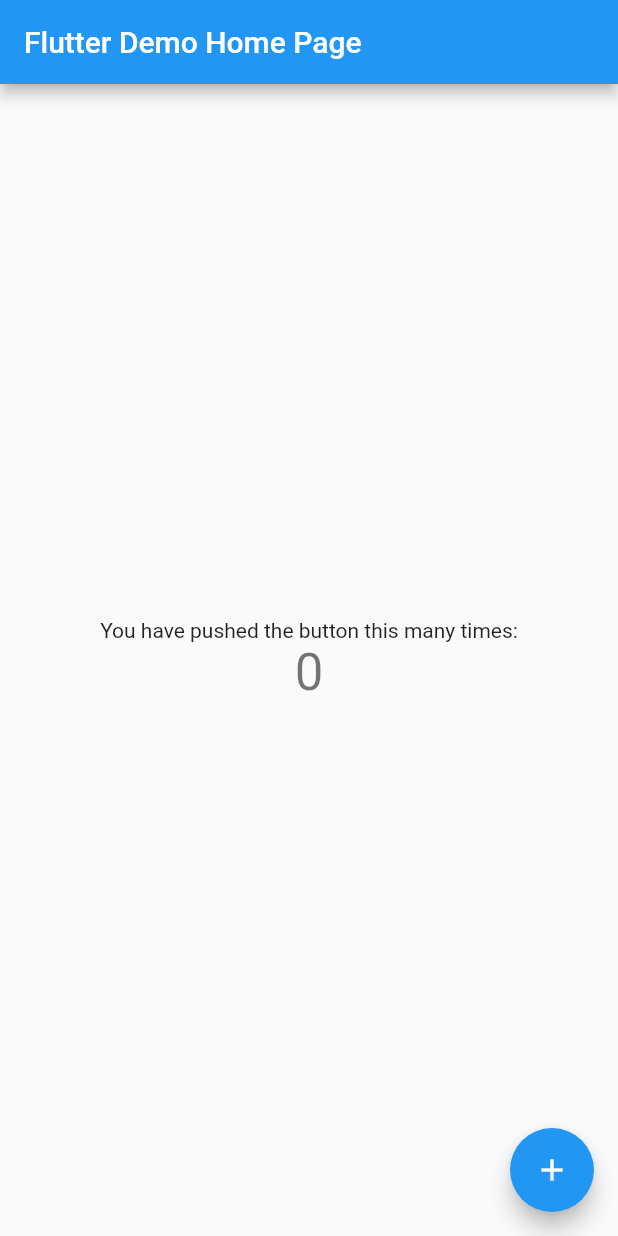
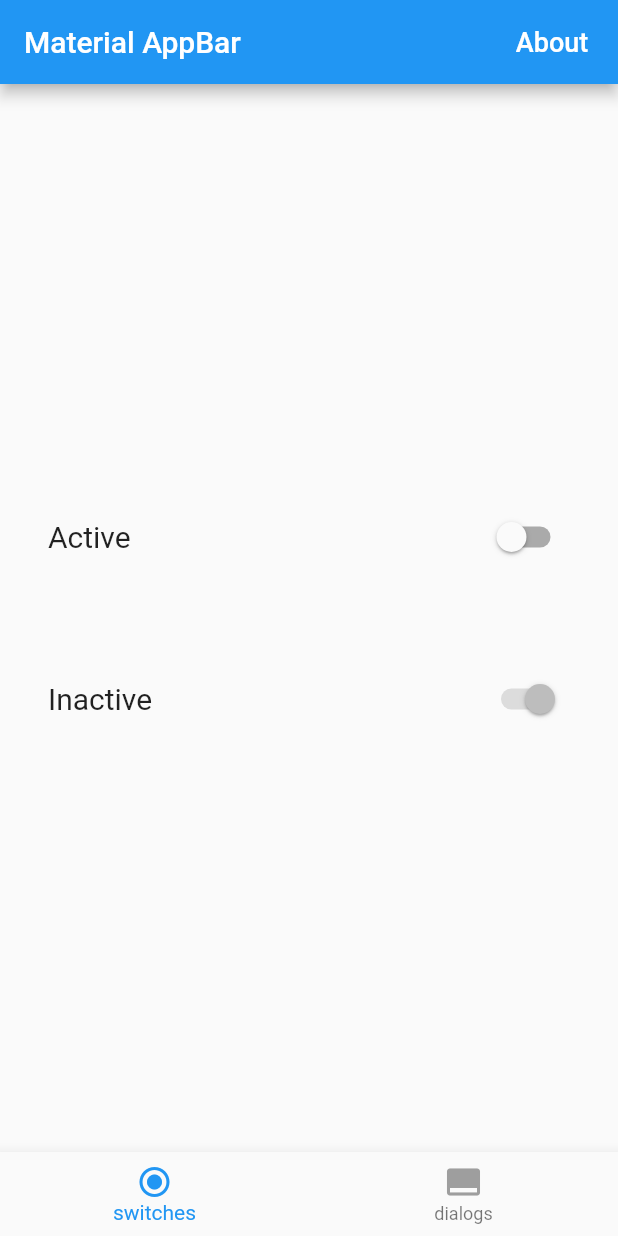
Before and after one commit to bizz84/platform_aware_widgets_flutter, a Flutter app: the screen it shows after launch, on a phone screen of 412 x 824 dp. Run offline on Flutter 3.47's test engine with Material 2 defaults, Android fonts, the phone set to English and light mode, and no system bars.

Commit message:
Add code

```diff
--- /dev/null
+++ b/lib/app/bottom_navigation.dart
@@ -0,0 +1,93 @@
+import 'package:flutter/material.dart';
+import 'package:platform_aware_widgets_flutter/app/dialogs_page.dart';
+import 'package:platform_aware_widgets_flutter/app/switches_page.dart';
+
+enum TabItem {
+  switches,
+  dialogs,
+}
+
+String tabItemName(TabItem tabItem) {
+  switch (tabItem) {
+    case TabItem.switches:
+      return "switches";
+    case TabItem.dialogs:
+      return "dialogs";
+  }
+  return null;
+}
+
+class BottomNavigation extends StatefulWidget {
+  @override
+  State<StatefulWidget> createState() => BottomNavigationState();
+}
+
+class BottomNavigationState extends State<BottomNavigation> {
+  TabItem currentItem = TabItem.switches;
+
+  _onSelectTab(int index) {
+    switch (index) {
+      case 0:
+        _updateCurrentItem(TabItem.switches);
+        break;
+      case 1:
+        _updateCurrentItem(TabItem.dialogs);
+        break;
+    }
+  }
+
+  _updateCurrentItem(TabItem item) {
+    setState(() {
+      currentItem = item;
+    });
+  }
+
+  @override
+  Widget build(BuildContext context) {
+    return Scaffold(
+      body: _buildBody(),
+      bottomNavigationBar: _buildBottomNavigationBar(),
+    );
+  }
+
+  Widget _buildBody() {
+    switch (currentItem) {
+      case TabItem.switches:
+        return SwitchesPage();
+      case TabItem.dialogs:
+        return DialogsPage();
+    }
+    return Container();
+  }
+
+  Widget _buildBottomNavigationBar() {
+    return BottomNavigationBar(
+      type: BottomNavigationBarType.fixed,
+      items: [
+        _buildItem(icon: Icons.radio_button_checked, tabItem: TabItem.switches),
+        _buildItem(icon: Icons.call_to_action, tabItem: TabItem.dialogs),
+      ],
+      onTap: _onSelectTab,
+    );
+  }
+
+  BottomNavigationBarItem _buildItem({IconData icon, TabItem tabItem}) {
+    String text = tabItemName(tabItem);
+    return BottomNavigationBarItem(
+      icon: Icon(
+        icon,
+        color: _colorTabMatching(item: tabItem),
+      ),
+      title: Text(
+        text,
+        style: TextStyle(
+          color: _colorTabMatching(item: tabItem),
+        ),
+      ),
+    );
+  }
+
+  Color _colorTabMatching({TabItem item}) {
+    return currentItem == item ? Theme.of(context).primaryColor : Colors.grey;
+  }
+}
--- /dev/null
+++ b/lib/app/switches_page.dart
@@ -0,0 +1,90 @@
+import 'dart:io';
+
+import 'package:flutter/material.dart';
+import 'package:platform_aware_widgets_flutter/common_widgets/platform_alert_dialog.dart';
+import 'package:platform_aware_widgets_flutter/common_widgets/platform_switch.dart';
+
+class SwitchesPage extends StatefulWidget {
+  @override
+  _SwitchesPageState createState() => _SwitchesPageState();
+}
+
+class _SwitchesPageState extends State<SwitchesPage> {
+  bool _switchValue = false;
+
+  void _showHelpDialog(BuildContext context) async {
+    PlatformAlertDialog(
+      title: 'Platform aware widgets',
+      content: 'Operating System: ' + Platform.operatingSystem,
+      confirmText: 'Dismiss',
+    ).show(context);
+  }
+
+  void _platformSwitchChanged(BuildContext context, bool value) {
+    setState(() {
+      _switchValue = value;
+    });
+  }
+
+  @override
+  Widget build(BuildContext context) {
+    return Scaffold(
+      appBar: AppBar(
+        title: Text('Material AppBar'),
+        actions: [
+          FlatButton(
+            child: Text(
+              'About',
+              style: TextStyle(
+                color: Colors.white,
+                fontSize: 18.0,
+              ),
+            ),
+            onPressed: () => _showHelpDialog(context),
+          ),
+        ],
+        elevation: Platform.isIOS ? 0.0 : 4.0,
+      ),
+      body: buildContents(),
+    );
+  }
+
+  Widget buildContents() {
+    return Padding(
+      padding: const EdgeInsets.all(32.0),
+      child: Center(
+        // Center is a layout widget. It takes a single child and positions it
+        // in the middle of the parent.
+        child: Column(
+          mainAxisAlignment: MainAxisAlignment.center,
+          children: <Widget>[
+            buildRow(
+              text: 'Active',
+              child: PlatformSwitch(
+                value: _switchValue,
+                onChanged: (value) => _platformSwitchChanged(context, value),
+              ),
+            ),
+            SizedBox(height: 60.0),
+            buildRow(
+              text: 'Inactive',
+              child: PlatformSwitch(
+                value: true,
+              ),
+            ),
+          ],
+        ),
+      ),
+    );
+  }
+
+  Widget buildRow({String text, Widget child}) {
+    return Row(
+      mainAxisAlignment: MainAxisAlignment.spaceBetween,
+      children: <Widget>[
+        Text(text, style: TextStyle(fontSize: 20.0)),
+        child,
+      ],
+    );
+  }
+}
--- /dev/null
+++ b/lib/common_widgets/platform_alert_dialog.dart
@@ -0,0 +1,95 @@
+import 'dart:io';
+
+import 'package:flutter/cupertino.dart';
+import 'package:flutter/foundation.dart';
+import 'package:flutter/material.dart';
+import 'package:platform_aware_widgets_flutter/common_widgets/platform_widget.dart';
+
+class PlatformAlertDialog extends PlatformWidget<CupertinoAlertDialog, AlertDialog> {
+  PlatformAlertDialog({
+    @required this.title,
+    @required this.content,
+    this.cancelText,
+    @required this.confirmText,
+  })  : assert(title != null),
+        assert(content != null),
+        assert(confirmText != null);
+
+  final String title;
+  final String content;
+  final String cancelText;
+  final String confirmText;
+
+  @override
+  AlertDialog buildMaterialWidget(BuildContext context) {
+    return AlertDialog(
+      title: Text(title),
+      content: Text(content),
+      actions: _actions(
+          context, cancelText?.toUpperCase(), confirmText.toUpperCase()),
+    );
+  }
+
+  @override
+  CupertinoAlertDialog buildCupertinoWidget(BuildContext context) {
+    return CupertinoAlertDialog(
+      title: Text(title),
+      content: Text(content),
+      actions: _actions(context, cancelText, confirmText),
+    );
+  }
+
+  List<Widget> _actions(
+      BuildContext context, String cancelText, String confirmText) {
+    var actions = <Widget>[];
+    if (cancelText != null) {
+      actions.add(PlatformAlertDialogAction(
+        child: Text(cancelText),
+        onPressed: () => _dismiss(context, false),
+      ));
+    }
+    actions.add(PlatformAlertDialogAction(
+      child: Text(confirmText),
+      onPressed: () => _dismiss(context, true),
+    ));
+    return actions;
+  }
+
+  Future<bool> show(BuildContext context) async {
+    final result = await showDialog<bool>(
+      context: context,
+      barrierDismissible: !Platform.isIOS,
+      builder: (context) => this,
+    );
+    // showDialog returns null if the dialog has been dismissed with the back
+    // button on Android.
+    // here we ensure that we return only true or false
+    return Future.value(result ?? false);
+  }
+
+  void _dismiss(BuildContext context, bool value) {
+    Navigator.of(context, rootNavigator: true).pop(value);
+  }
+}
+
+class PlatformAlertDialogAction extends PlatformWidget<CupertinoDialogAction, FlatButton> {
+  PlatformAlertDialogAction({this.child, this.onPressed});
+  final Widget child;
+  final VoidCallback onPressed;
+
+  @override
+  FlatButton buildMaterialWidget(BuildContext context) {
+    return FlatButton(
+      child: child,
+      onPressed: onPressed,
+    );
+  }
+
+  @override
+  CupertinoDialogAction buildCupertinoWidget(BuildContext context) {
+    return CupertinoDialogAction(
+      child: child,
+      onPressed: onPressed,
+    );
+  }
+}
--- /dev/null
+++ b/lib/common_widgets/platform_scaffold.dart
@@ -0,0 +1,27 @@
+
+import 'package:flutter/cupertino.dart';
+import 'package:flutter/material.dart';
+import 'package:platform_aware_widgets_flutter/common_widgets/platform_app_bar.dart';
+import 'package:platform_aware_widgets_flutter/common_widgets/platform_widget.dart';
+
+class PlatformScaffold extends PlatformWidget<CupertinoPageScaffold, Scaffold> {
+  PlatformScaffold({this.appBar, this.body});
+  final PlatformAppBar appBar;
+  final Widget body;
+
+  @override
+  CupertinoPageScaffold buildCupertinoWidget(BuildContext context) {
+    return CupertinoPageScaffold(
+      navigationBar: appBar.buildCupertinoWidget(context),
+      child: body,
+    );
+  }
+
+  @override
+  Scaffold buildMaterialWidget(BuildContext context) {
+    return Scaffold(
+      appBar: appBar.buildMaterialWidget(context),
+      body: body,
+    );
+  }
+}
--- /dev/null
+++ b/lib/common_widgets/platform_switch.dart
@@ -0,0 +1,20 @@
+
+import 'package:flutter/cupertino.dart';
+import 'package:flutter/material.dart';
+import 'package:platform_aware_widgets_flutter/common_widgets/platform_widget.dart';
+
+class PlatformSwitch extends PlatformWidget<CupertinoSwitch, Switch> {
+  PlatformSwitch({Key key, this.value, this.onChanged}) : super(key: key);
+  final bool value;
+  final ValueChanged<bool> onChanged;
+
+  @override
+  CupertinoSwitch buildCupertinoWidget(BuildContext context) {
+    return CupertinoSwitch(value: value, onChanged: onChanged);
+  }
+
+  @override
+  Switch buildMaterialWidget(BuildContext context) {
+    return Switch(value: value, onChanged: onChanged);
+  }
+}
--- a/lib/main.dart
+++ b/lib/main.dart
@@ -1,109 +1,18 @@
 import 'package:flutter/material.dart';
+import 'package:platform_aware_widgets_flutter/app/bottom_navigation.dart';
 
 void main() => runApp(MyApp());
 
 class MyApp extends StatelessWidget {
-  // This widget is the root of your application.
   @override
   Widget build(BuildContext context) {
     return MaterialApp(
       title: 'Flutter Demo',
       theme: ThemeData(
-        // This is the theme of your application.
-        //
-        // Try running your application with "flutter run". You'll see the
-        // application has a blue toolbar. Then, without quitting the app, try
-        // changing the primarySwatch below to Colors.green and then invoke
-        // "hot reload" (press "r" in the console where you ran "flutter run",
-        // or press Run > Flutter Hot Reload in IntelliJ). Notice that the
-        // counter didn't reset back to zero; the application is not restarted.
         primarySwatch: Colors.blue,
       ),
-      home: MyHomePage(title: 'Flutter Demo Home Page'),
+      home: BottomNavigation(),
+      debugShowCheckedModeBanner: false,
     );
   }
 }
-
-class MyHomePage extends StatefulWidget {
-  MyHomePage({Key key, this.title}) : super(key: key);
-
-  // This widget is the home page of your application. It is stateful, meaning
-  // that it has a State object (defined below) that contains fields that affect
-  // how it looks.
-
-  // This class is the configuration for the state. It holds the values (in this
-  // case the title) provided by the parent (in this case the App widget) and
-  // used by the build method of the State. Fields in a Widget subclass are
-  // always marked "final".
-
-  final String title;
-
-  @override
-  _MyHomePageState createState() => _MyHomePageState();
-}
-
-class _MyHomePageState extends State<MyHomePage> {
-  int _counter = 0;
-
-  void _incrementCounter() {
-    setState(() {
-      // This call to setState tells the Flutter framework that something has
-      // changed in this State, which causes it to rerun the build method below
-      // so that the display can reflect the updated values. If we changed
-      // _counter without calling setState(), then the build method would not be
-      // called again, and so nothing would appear to happen.
-      _counter++;
-    });
-  }
-
-  @override
-  Widget build(BuildContext context) {
-    // This method is rerun every time setState is called, for instance as done
-    // by the _incrementCounter method above.
-    //
-    // The Flutter framework has been optimized to make rerunning build methods
-    // fast, so that you can just rebuild anything that needs updating rather
-    // than having to individually change instances of widgets.
-    return Scaffold(
-      appBar: AppBar(
-        // Here we take the value from the MyHomePage object that was created by
-        // the App.build method, and use it to set our appbar title.
-        title: Text(widget.title),
-      ),
-      body: Center(
-        // Center is a layout widget. It takes a single child and positions it
-        // in the middle of the parent.
-        child: Column(
-          // Column is also layout widget. It takes a list of children and
-          // arranges them vertically. By default, it sizes itself to fit its
-          // children horizontally, and tries to be as tall as its parent.
-          //
-          // Invoke "debug paint" (press "p" in the console where you ran
-          // "flutter run", or select "Toggle Debug Paint" from the Flutter tool
-          // window in IntelliJ) to see the wireframe for each widget.
-          //
-          // Column has various properties to control how it sizes itself and
-          // how it positions its children. Here we use mainAxisAlignment to
-          // center the children vertically; the main axis here is the vertical
-          // axis because Columns are vertical (the cross axis would be
-          // horizontal).
-          mainAxisAlignment: MainAxisAlignment.center,
-          children: <Widget>[
-            Text(
-              'You have pushed the button this many times:',
-            ),
-            Text(
-              '$_counter',
-              style: Theme.of(context).textTheme.display1,
-            ),
-          ],
-        ),
-      ),
-      floatingActionButton: FloatingActionButton(
-        onPressed: _incrementCounter,
-        tooltip: 'Increment',
-        child: Icon(Icons.add),
-      ), // This trailing comma makes auto-formatting nicer for build methods.
-    );
-  }
-}
```
Also changed, not shown: lib/app/dialogs_page.dart (added, +99 -0 lines), lib/common_widgets/platform_app_bar.dart (added, +32 -0 lines), lib/common_widgets/platform_button.dart (added, +30 -0 lines), lib/common_widgets/platform_widget.dart (added, +23 -0 lines).
